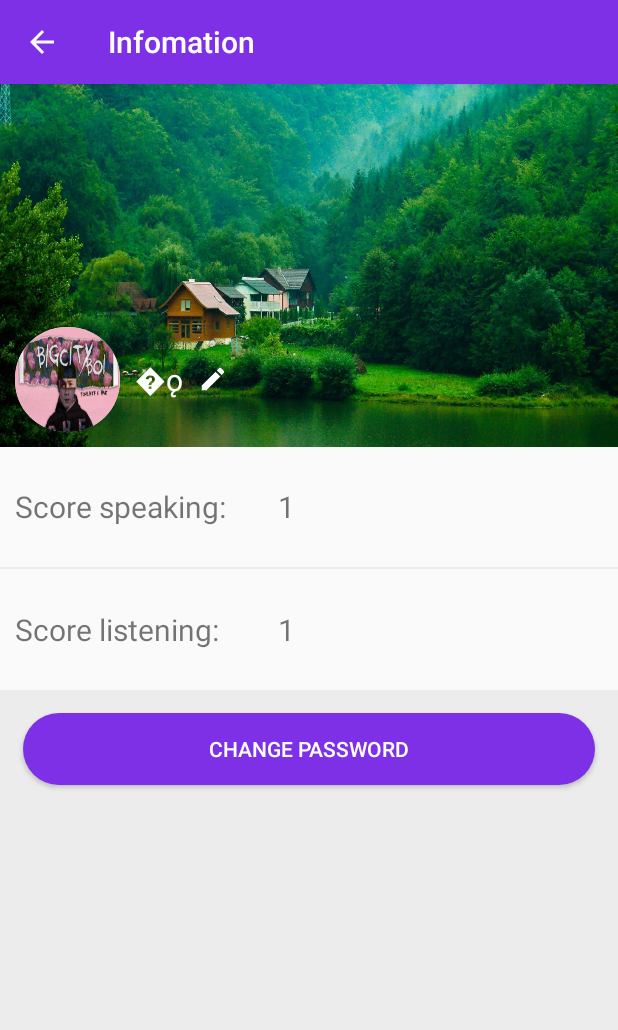
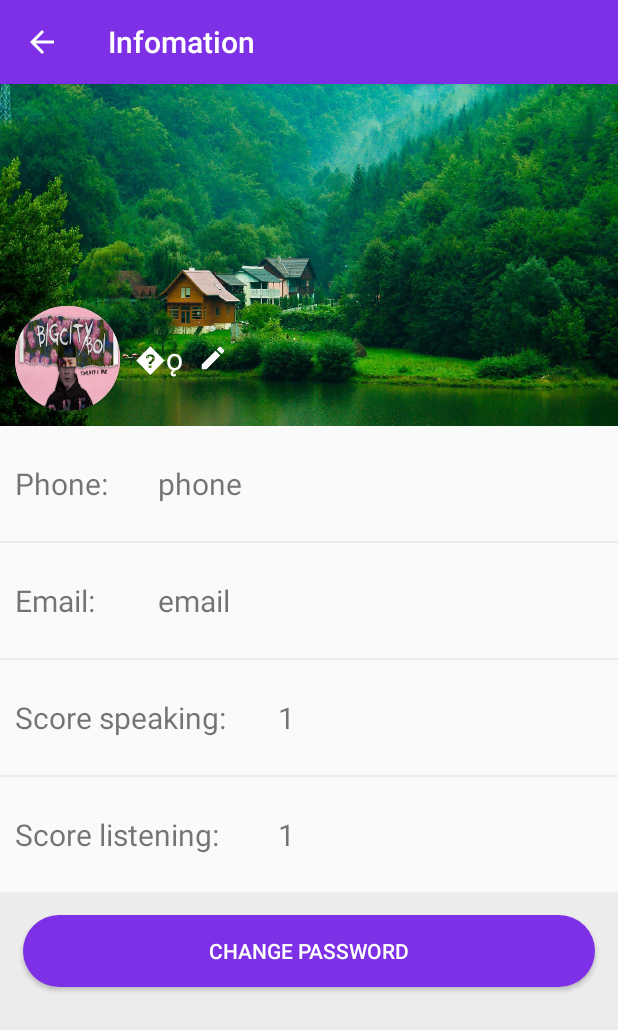
Before and after one commit to tienvu58TH1/Learn-Vietnamese, an Android app: the fragment InfoFragment placed in its activity, on a phone screen of 412 x 824 dp. Shown: the top 1030 px of the screen. Run offline under Robolectric (Android 15) with nearby library versions, the phone set to English and light mode, and no system bars; pictures from the network do not load; 2 statements that could not run were skipped.

Commit message:
update 10/12/2020

```diff
--- a/app/src/main/java/com/example/projectda/activity/MainActivity.java
+++ b/app/src/main/java/com/example/projectda/activity/MainActivity.java
@@ -111,6 +111,8 @@ public class MainActivity extends AppCompatActivity {
                         LoginActivity.prefConfig.writeIdUser(0);
                         LoginActivity.prefConfig.writeLevelSpeech(1);
                         LoginActivity.prefConfig.writeCheckAdmin(0);
+                        LoginActivity.prefConfig.writePhone("");
+                        LoginActivity.prefConfig.writeEmail("");
                         Intent intent=new Intent(getApplicationContext(),LoginActivity.class);
                         intent.setFlags(Intent.FLAG_ACTIVITY_CLEAR_TASK|Intent.FLAG_ACTIVITY_CLEAR_TOP);
                         startActivity(intent);
--- a/app/src/main/java/com/example/projectda/fragments/InfoFragment.java
+++ b/app/src/main/java/com/example/projectda/fragments/InfoFragment.java
@@ -45,7 +45,7 @@ public class InfoFragment extends Fragment {
     private ImageView ivSaveInfo;
     private int REQUEST_CODE=112;
     private Bitmap bitmap;
-    private TextView tvScoreSpeech,tvScoreWrite;
+    private TextView tvScoreSpeech,tvScoreWrite,tvPhone,tvEmail;
     private MainActivity context;
     private Toolbar tbInfo;
     private Call<User> call;
@@ -74,6 +74,8 @@ public class InfoFragment extends Fragment {
         ivSaveInfo.setVisibility(View.GONE);
         tvScoreSpeech=view.findViewById(R.id.tvScoreSpeech);
         tvScoreWrite=view.findViewById(R.id.tvScoreWrite);
+        tvPhone=view.findViewById(R.id.tvPhone);
+        tvEmail=view.findViewById(R.id.tvEmail);
         setupView();
         context.tbMain.setVisibility(View.GONE);
         actionBar(view);
@@ -102,6 +104,8 @@ public class InfoFragment extends Fragment {
 
         tvScoreWrite.setText(LoginActivity.prefConfig.readLevelWrite()+"");
         tvScoreSpeech.setText(LoginActivity.prefConfig.readLevelSpeech()+"");
+        tvPhone.setText(LoginActivity.prefConfig.readPhone());
+        tvEmail.setText(LoginActivity.prefConfig.readEmail());
         btnChangePassword.setOnClickListener(new View.OnClickListener() {
             @Override
             public void onClick(View view) {
--- a/app/src/main/java/com/example/projectda/fragments/LoginFragment.java
+++ b/app/src/main/java/com/example/projectda/fragments/LoginFragment.java
@@ -124,6 +124,8 @@ public class LoginFragment extends Fragment {
                     LoginActivity.prefConfig.writePath(user.getPath());
                     LoginActivity.prefConfig.writeLevelSpeech(user.getLevelSpeech());
                     LoginActivity.prefConfig.writeLevelWrite(user.getLevelWrite());
+                    LoginActivity.prefConfig.writePhone(user.getPhone());
+                    LoginActivity.prefConfig.writeEmail(user.getEmail());
                     LoginActivity.prefConfig.writeCheckAdmin(user.getCheckAdmin());
                     if (user.getCheckAdmin()==0){
                         Intent intent=new Intent(getContext(), MainActivity.class);
--- a/app/src/main/java/com/example/projectda/utils/data/PrefConfig.java
+++ b/app/src/main/java/com/example/projectda/utils/data/PrefConfig.java
@@ -106,6 +106,28 @@ public class PrefConfig {
         return path;
     }
 
+    public void writeEmail(String email){
+        SharedPreferences.Editor editor=sharedPreferences.edit();
+        editor.putString(context.getString(R.string.pref_email),email);
+        editor.commit();
+    }
+
+    public String readEmail(){
+        String email=sharedPreferences.getString(context.getString(R.string.pref_email),"email");
+        return email;
+    }
+
+    public void writePhone(String phone){
+        SharedPreferences.Editor editor=sharedPreferences.edit();
+        editor.putString(context.getString(R.string.pref_phone),phone);
+        editor.commit();
+    }
+
+    public String readPhone(){
+        String phone=sharedPreferences.getString(context.getString(R.string.pref_phone),"phone");
+        return phone;
+    }
+
     public void displayToast(String message){
         Toast.makeText(context,message,Toast.LENGTH_SHORT).show();
     }
--- a/app/src/main/java/com/example/projectda/utils/service/ApiInterface.java
+++ b/app/src/main/java/com/example/projectda/utils/service/ApiInterface.java
@@ -30,6 +30,8 @@ public interface ApiInterface {
             @Field("name") String Name,
             @Field("username") String UserName,
             @Field("password") String PassWord,
+            @Field("phone") String phone,
+            @Field("email") String email,
             @Field("image") String Image
     );
 
--- a/app/src/main/res/layout/fragment_info.xml
+++ b/app/src/main/res/layout/fragment_info.xml
@@ -78,6 +78,58 @@
         android:layout_height="0dp"
         android:layout_weight="1">
         <TextView
+            android:layout_width="80dp"
+            android:layout_height="wrap_content"
+            android:text="@string/phone"
+            android:textSize="20sp"/>
+        <TextView
+            android:id="@+id/tvPhone"
+            android:layout_marginStart="15dp"
+            android:layout_width="wrap_content"
+            android:layout_height="wrap_content"
+            android:text="0"
+            android:textSize="20dp"/>
+    </LinearLayout>
+
+    <View
+        android:layout_width="match_parent"
+        android:background="#EDECEC"
+        android:layout_height="1dp"/>
+
+    <LinearLayout
+        android:layout_width="match_parent"
+        android:orientation="horizontal"
+        android:layout_margin="10dp"
+        android:gravity="center_vertical"
+        android:layout_height="0dp"
+        android:layout_weight="1">
+        <TextView
+            android:layout_width="80dp"
+            android:layout_height="wrap_content"
+            android:text="@string/email"
+            android:textSize="20sp"/>
+        <TextView
+            android:id="@+id/tvEmail"
+            android:layout_marginStart="15dp"
+            android:layout_width="wrap_content"
+            android:layout_height="wrap_content"
+            android:text="0"
+            android:textSize="20dp"/>
+    </LinearLayout>
+
+    <View
+        android:layout_width="match_parent"
+        android:background="#EDECEC"
+        android:layout_height="1dp"/>
+
+    <LinearLayout
+        android:layout_width="match_parent"
+        android:orientation="horizontal"
+        android:layout_margin="10dp"
+        android:gravity="center_vertical"
+        android:layout_height="0dp"
+        android:layout_weight="1">
+        <TextView
             android:layout_width="160dp"
             android:layout_height="wrap_content"
             android:text="@string/score_speech"
--- a/app/src/main/res/values/strings.xml
+++ b/app/src/main/res/values/strings.xml
@@ -124,5 +124,13 @@
     <string name="max_level">Max level</string>
     <string name="title_help">Help</string>
     <string name="content_help">This is a statistics table of the number of passing questions corresponding to the average score of the player when playing through the level.</string>
+    <string name="pref_email">preconfig_email</string>
+    <string name="pref_phone">prefconfig_phone</string>
+    <string name="phone">Phone:</string>
+    <string name="email">Email:</string>
+    <string name="phone_erro">Please enter the correct phone number!</string>
+    <string name="email_erro">Your email is not valid.</string>
+    <string name="edt_phone">Phone</string>
+    <string name="edt_Email">Email</string>
 
 </resources>
```
Also changed, not shown: app/src/main/java/com/example/projectda/fragments/RegisterFragment.java (+46 -31 lines), app/src/main/java/com/example/projectda/models/User.java (+22 -0 lines), app/src/main/res/layout/fragment_register.xml (+37 -10 lines), 2 other files.
